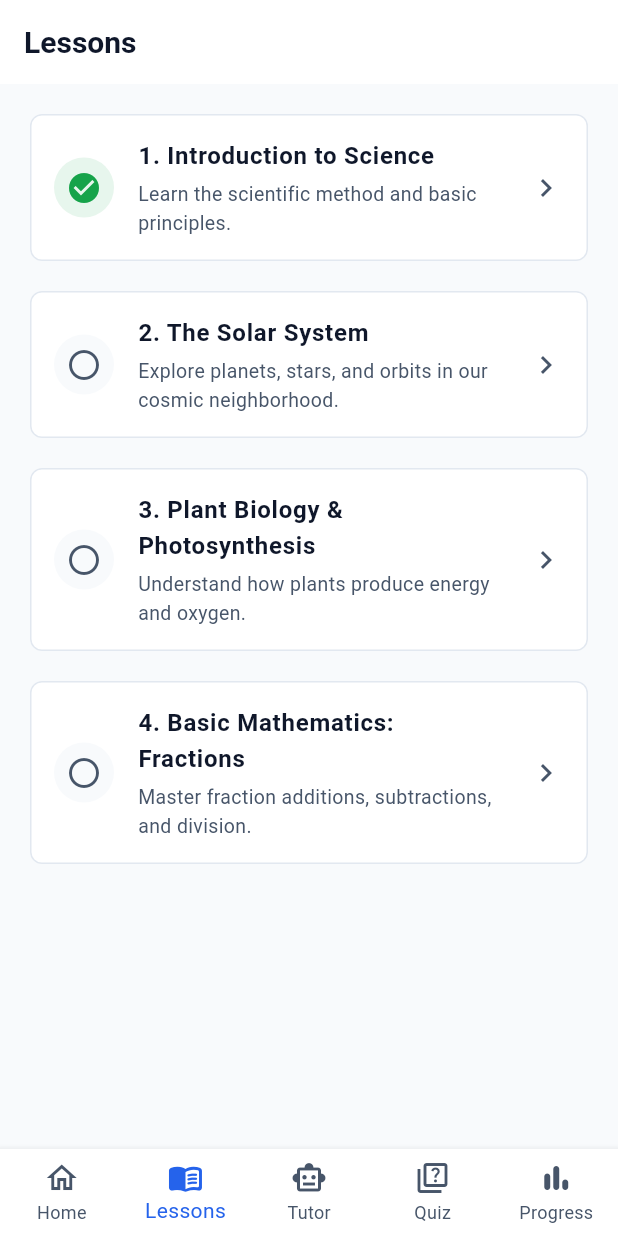
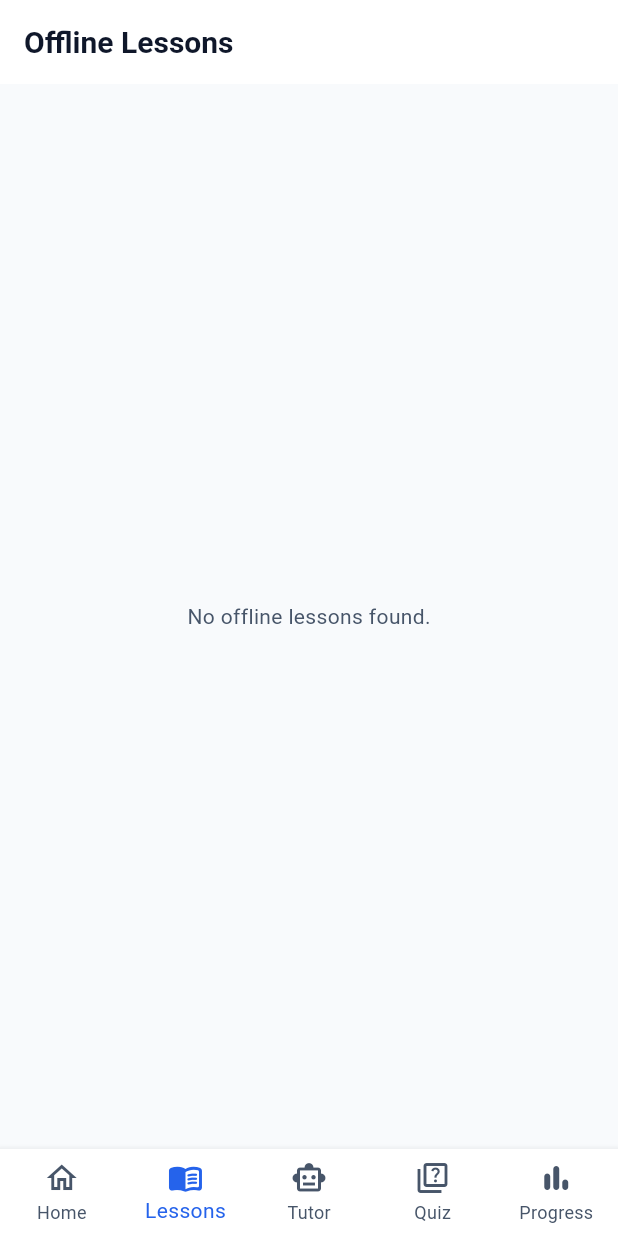
Before and after one commit to prannav-r/Nabu, a Flutter app: the screen it shows after launch, after a tap on "Open Lessons", on a phone screen of 412 x 824 dp. Run offline on Flutter 3.47's test engine with Material 3 defaults, Android fonts, the phone set to English and light mode, and no system bars; our stand-ins replace sqflite; accounts and stored records are empty.

Commit message:
feat(lessons): unit 03 - offline lessons browsing, lesson details, completion toggling, and local progress calculation

```diff
--- a/app/lib/features/home/home_screen.dart
+++ b/app/lib/features/home/home_screen.dart
@@ -1,8 +1,10 @@
 import 'package:flutter/material.dart';
 import '../../core/theme.dart';
 import '../../core/widgets/offline_indicator.dart';
+import '../../data/local/models/progress.dart';
+import '../../data/local/repositories/progress_repository.dart';
 
-class HomeScreen extends StatelessWidget {
+class HomeScreen extends StatefulWidget {
   final VoidCallback onNavigateToLessons;
   final VoidCallback onNavigateToTutor;
   final VoidCallback onNavigateToQuiz;
@@ -17,7 +19,44 @@ class HomeScreen extends StatelessWidget {
   });
 
   @override
+  State<HomeScreen> createState() => _HomeScreenState();
+}
+
+class _HomeScreenState extends State<HomeScreen> {
+  final ProgressRepository _progressRepo = ProgressRepository();
+  StudentProgress? _progress;
+  bool _isLoading = true;
+
+  @override
+  void initState() {
+    super.initState();
+    _loadProgress();
+  }
+
+  Future<void> _loadProgress() async {
+    try {
+      final prog = await _progressRepo.recalculateAndSave('student_1');
+      if (mounted) {
+        setState(() {
+          _progress = prog;
+          _isLoading = false;
+        });
+      }
+    } catch (_) {
+      if (mounted) {
+        setState(() {
+          _isLoading = false;
+        });
+      }
+    }
+  }
+
+  @override
   Widget build(BuildContext context) {
+    final completed = _progress?.lessonsCompleted ?? 0;
+    final total = _progress?.totalLessons ?? 4;
+    final progressFraction = total > 0 ? (completed / total).clamp(0.0, 1.0) : 0.0;
+
     return Scaffold(
       appBar: AppBar(
         title: const Text('Offline AI Tutor'),
@@ -25,11 +64,14 @@ class HomeScreen extends StatelessWidget {
           IconButton(
             icon: const Icon(Icons.settings_outlined),
             tooltip: 'Settings',
-            onPressed: onNavigateToSettings,
+            onPressed: widget.onNavigateToSettings,
           ),
         ],
       ),
-      body: SingleChildScrollView(
+      body: RefreshIndicator(
+        onRefresh: _loadProgress,
+        child: SingleChildScrollView(
+          physics: const AlwaysScrollableScrollPhysics(),
           padding: const EdgeInsets.all(16.0),
           child: Column(
             crossAxisAlignment: CrossAxisAlignment.start,
@@ -64,15 +106,15 @@ class HomeScreen extends StatelessWidget {
                         ),
                       ),
                       const SizedBox(height: 8),
-                    const LinearProgressIndicator(
-                      value: 0.25,
+                      LinearProgressIndicator(
+                        value: progressFraction,
                         backgroundColor: AppColors.border,
-                      valueColor: AlwaysStoppedAnimation<Color>(AppColors.primary),
+                        valueColor: const AlwaysStoppedAnimation<Color>(AppColors.primary),
                       ),
                       const SizedBox(height: 8),
-                    const Text(
-                      '1 of 4 lessons completed',
-                      style: TextStyle(
+                      Text(
+                        '$completed of $total lessons completed',
+                        style: const TextStyle(
                           fontSize: 13,
                           color: AppColors.textSecondary,
                         ),
@@ -88,7 +130,7 @@ class HomeScreen extends StatelessWidget {
                 subtitle: 'Resume your current lesson offline',
                 icon: Icons.menu_book_rounded,
                 buttonText: 'Open Lessons',
-              onPressed: onNavigateToLessons,
+                onPressed: widget.onNavigateToLessons,
               ),
               const SizedBox(height: 12),
               _buildActionCard(
@@ -97,7 +139,7 @@ class HomeScreen extends StatelessWidget {
                 subtitle: 'Get help from your offline AI tutor',
                 icon: Icons.smart_toy_outlined,
                 buttonText: 'Start Asking',
-              onPressed: onNavigateToTutor,
+                onPressed: widget.onNavigateToTutor,
               ),
               const SizedBox(height: 12),
               _buildActionCard(
@@ -106,9 +148,10 @@ class HomeScreen extends StatelessWidget {
                 subtitle: 'Test your knowledge offline',
                 icon: Icons.quiz_outlined,
                 buttonText: 'Start Quiz',
-              onPressed: onNavigateToQuiz,
+                onPressed: widget.onNavigateToQuiz,
               ),
             ],
+          ),
         ),
       ),
     );
--- a/app/lib/features/lessons/lessons_screen.dart
+++ b/app/lib/features/lessons/lessons_screen.dart
@@ -1,74 +1,112 @@
 import 'package:flutter/material.dart';
 import '../../core/theme.dart';
+import '../../data/local/models/lesson.dart';
+import '../../data/local/repositories/lesson_repository.dart';
+import 'lesson_detail_screen.dart';
 
-class LessonsScreen extends StatelessWidget {
-  const LessonsScreen({super.key});
+class LessonsScreen extends StatefulWidget {
+  final VoidCallback? onLessonUpdated;
+
+  const LessonsScreen({super.key, this.onLessonUpdated});
+
+  @override
+  State<LessonsScreen> createState() => _LessonsScreenState();
+}
+
+class _LessonsScreenState extends State<LessonsScreen> {
+  final LessonRepository _lessonRepo = LessonRepository();
+  List<Lesson> _lessons = [];
+  bool _isLoading = true;
+
+  @override
+  void initState() {
+    super.initState();
+    _loadLessons();
+  }
+
+  Future<void> _loadLessons() async {
+    setState(() {
+      _isLoading = true;
+    });
+    try {
+      final lessons = await _lessonRepo.getAllLessons();
+      setState(() {
+        _lessons = lessons;
+      });
+    } catch (_) {
+      // Offline fallback
+    } finally {
+      if (mounted) {
+        setState(() {
+          _isLoading = false;
+        });
+      }
+    }
+  }
+
+  void _openLesson(Lesson lesson) {
+    Navigator.of(context).push(
+      MaterialPageRoute(
+        builder: (context) => LessonDetailScreen(
+          lesson: lesson,
+          onLessonUpdated: () {
+            _loadLessons();
+            widget.onLessonUpdated?.call();
+          },
+        ),
+      ),
+    );
+  }
 
   @override
   Widget build(BuildContext context) {
     return Scaffold(
       appBar: AppBar(
-        title: const Text('Lessons'),
+        title: const Text('Offline Lessons'),
       ),
-      body: ListView(
-        padding: const EdgeInsets.all(16.0),
-        children: [
-          _buildLessonItem(
-            title: '1. Introduction to Science',
-            description: 'Learn the scientific method and basic principles.',
-            isCompleted: true,
-            onTap: () {},
-          ),
-          const SizedBox(height: 12),
-          _buildLessonItem(
-            title: '2. The Solar System',
-            description: 'Explore planets, stars, and orbits in our cosmic neighborhood.',
-            isCompleted: false,
-            onTap: () {},
-          ),
-          const SizedBox(height: 12),
-          _buildLessonItem(
-            title: '3. Plant Biology & Photosynthesis',
-            description: 'Understand how plants produce energy and oxygen.',
-            isCompleted: false,
-            onTap: () {},
-          ),
-          const SizedBox(height: 12),
-          _buildLessonItem(
-            title: '4. Basic Mathematics: Fractions',
-            description: 'Master fraction additions, subtractions, and division.',
-            isCompleted: false,
-            onTap: () {},
-          ),
-        ],
-      ),
+      body: _isLoading
+          ? const Center(child: CircularProgressIndicator())
+          : _lessons.isEmpty
+              ? const Center(
+                  child: Text(
+                    'No offline lessons found.',
+                    style: TextStyle(color: AppColors.textSecondary),
+                  ),
+                )
+              : RefreshIndicator(
+                  onRefresh: _loadLessons,
+                  child: ListView.separated(
+                    padding: const EdgeInsets.all(16.0),
+                    itemCount: _lessons.length,
+                    separatorBuilder: (_, __) => const SizedBox(height: 12),
+                    itemBuilder: (context, index) {
+                      final lesson = _lessons[index];
+                      return _buildLessonItem(lesson);
+                    },
+                  ),
+                ),
     );
   }
 
-  Widget _buildLessonItem({
-    required String title,
-    required String description,
-    required bool isCompleted,
-    required VoidCallback onTap,
-  }) {
+  Widget _buildLessonItem(Lesson lesson) {
     return Card(
       child: ListTile(
         contentPadding: const EdgeInsets.symmetric(horizontal: 16, vertical: 8),
         leading: Container(
           padding: const EdgeInsets.all(8),
           decoration: BoxDecoration(
-            color: isCompleted
-                ? AppColors.success.withOpacity(0.1)
+            color: lesson.isCompleted
+                ? AppColors.success.withOpacity(0.12)
                 : AppColors.background,
             shape: BoxShape.circle,
           ),
           child: Icon(
-            isCompleted ? Icons.check_circle : Icons.circle_outlined,
-            color: isCompleted ? AppColors.success : AppColors.textSecondary,
+            lesson.isCompleted ? Icons.check_circle : Icons.circle_outlined,
+            color: lesson.isCompleted ? AppColors.success : AppColors.textSecondary,
           ),
         ),
         title: Text(
-          title,
+          lesson.title,
           style: const TextStyle(
             fontSize: 16,
             fontWeight: FontWeight.w600,
@@ -78,7 +116,7 @@ class LessonsScreen extends StatelessWidget {
         subtitle: Padding(
           padding: const EdgeInsets.only(top: 4.0),
           child: Text(
-            description,
+            lesson.description,
             style: const TextStyle(
               fontSize: 13,
               color: AppColors.textSecondary,
@@ -89,7 +127,7 @@ class LessonsScreen extends StatelessWidget {
           Icons.chevron_right,
           color: AppColors.textSecondary,
         ),
-        onTap: onTap,
+        onTap: () => _openLesson(lesson),
       ),
     );
   }
--- a/app/lib/features/progress/progress_screen.dart
+++ b/app/lib/features/progress/progress_screen.dart
@@ -1,12 +1,61 @@
 import 'package:flutter/material.dart';
 import '../../core/theme.dart';
 import '../../core/widgets/offline_indicator.dart';
+import '../../data/local/models/progress.dart';
+import '../../data/local/models/quiz.dart';
+import '../../data/local/repositories/progress_repository.dart';
+import '../../data/local/repositories/quiz_repository.dart';
 
-class ProgressScreen extends StatelessWidget {
+class ProgressScreen extends StatefulWidget {
   const ProgressScreen({super.key});
 
   @override
+  State<ProgressScreen> createState() => _ProgressScreenState();
+}
+
+class _ProgressScreenState extends State<ProgressScreen> {
+  final ProgressRepository _progressRepo = ProgressRepository();
+  final QuizRepository _quizRepo = QuizRepository();
+
+  StudentProgress? _progress;
+  List<QuizAttempt> _attempts = [];
+  bool _isLoading = true;
+
+  @override
+  void initState() {
+    super.initState();
+    _loadProgress();
+  }
+
+  Future<void> _loadProgress() async {
+    setState(() {
+      _isLoading = true;
+    });
+
+    try {
+      final prog = await _progressRepo.recalculateAndSave('student_1');
+      final atts = await _quizRepo.getAttemptsForStudent('student_1');
+
+      setState(() {
+        _progress = prog;
+        _attempts = atts;
+      });
+    } catch (_) {
+      // Fallback offline
+    } finally {
+      if (mounted) {
+        setState(() {
+          _isLoading = false;
+        });
+      }
+    }
+  }
+
+  @override
   Widget build(BuildContext context) {
+    final hasPendingSync = _attempts.any((a) => a.syncStatus == 'pending') ||
+        (_progress?.syncStatus == 'pending');
+
     return Scaffold(
       appBar: AppBar(
         title: const Text('My Progress'),
@@ -19,7 +68,11 @@ class ProgressScreen extends StatelessWidget {
           ),
         ],
       ),
-      body: ListView(
+      body: _isLoading
+          ? const Center(child: CircularProgressIndicator())
+          : RefreshIndicator(
+              onRefresh: _loadProgress,
+              child: ListView(
                 padding: const EdgeInsets.all(16.0),
                 children: [
                   _buildSummaryCard(),
@@ -33,27 +86,34 @@ class ProgressScreen extends StatelessWidget {
                     ),
                   ),
                   const SizedBox(height: 8),
-          _buildScoreItem(
-            quizTitle: 'Plant Biology Quiz',
-            score: '4 / 5 (80%)',
-            date: 'Today',
-            isSynced: false,
+                  if (_attempts.isEmpty)
+                    Card(
+                      child: Padding(
+                        padding: const EdgeInsets.all(16.0),
+                        child: Text(
+                          'No quiz attempts yet. Complete a quiz to track your scores offline!',
+                          style: TextStyle(
+                            fontSize: 14,
+                            color: AppColors.textSecondary,
                           ),
-          const SizedBox(height: 8),
-          _buildScoreItem(
-            quizTitle: 'Introduction to Science Quiz',
-            score: '5 / 5 (100%)',
-            date: 'Yesterday',
-            isSynced: true,
                         ),
+                      ),
+                    )
+                  else
+                    ..._attempts.map((a) => _buildScoreItem(a)),
                   const SizedBox(height: 16),
-          _buildSyncStatusCard(),
+                  _buildSyncStatusCard(hasPendingSync),
                 ],
+              ),
             ),
     );
   }
 
   Widget _buildSummaryCard() {
+    final completed = _progress?.lessonsCompleted ?? 0;
+    final total = _progress?.totalLessons ?? 4;
+    final avgScore = _progress?.averageScore ?? 0.0;
+
     return Card(
       child: Padding(
         padding: const EdgeInsets.all(16.0),
@@ -74,7 +134,7 @@ class ProgressScreen extends StatelessWidget {
                 Expanded(
                   child: _buildMetricTile(
                     title: 'Lessons Completed',
-                    value: '1 / 4',
+                    value: '$completed / $total',
                     icon: Icons.check_circle_outline,
                   ),
                 ),
@@ -82,7 +142,7 @@ class ProgressScreen extends StatelessWidget {
                 Expanded(
                   child: _buildMetricTile(
                     title: 'Average Score',
-                    value: '90%',
+                    value: '${avgScore.toStringAsFixed(0)}%',
                     icon: Icons.star_outline,
                   ),
                 ),
@@ -132,16 +192,15 @@ class ProgressScreen extends StatelessWidget {
     );
   }
 
-  Widget _buildScoreItem({
-    required String quizTitle,
-    required String score,
-    required String date,
-    required bool isSynced,
-  }) {
+  Widget _buildScoreItem(QuizAttempt attempt) {
+    final isSynced = attempt.syncStatus == 'synced';
+    final percentage = (attempt.score / (attempt.totalQuestions > 0 ? attempt.totalQuestions : 1)) * 100;
+
     return Card(
+      margin: const EdgeInsets.only(bottom: 8.0),
       child: ListTile(
         title: Text(
-          quizTitle,
+          'Quiz: ${attempt.lessonId.replaceAll("_", " ").toUpperCase()}',
           style: const TextStyle(
             fontSize: 15,
             fontWeight: FontWeight.w600,
@@ -149,16 +208,16 @@ class ProgressScreen extends StatelessWidget {
           ),
         ),
         subtitle: Text(
-          '$date • ${isSynced ? "Synced" : "Stored locally (pending sync)"}',
+          isSynced ? "Synced with server" : "Stored locally (pending sync)",
           style: TextStyle(
             fontSize: 12,
             color: isSynced ? AppColors.textSecondary : AppColors.warning,
           ),
         ),
         trailing: Text(
-          score,
+          '${attempt.score}/${attempt.totalQuestions} (${percentage.toStringAsFixed(0)}%)',
           style: const TextStyle(
-            fontSize: 16,
+            fontSize: 15,
             fontWeight: FontWeight.bold,
             color: AppColors.primary,
           ),
@@ -167,19 +226,22 @@ class ProgressScreen extends StatelessWidget {
     );
   }
 
-  Widget _buildSyncStatusCard() {
+  Widget _buildSyncStatusCard(bool hasPendingSync) {
     return Card(
       child: Padding(
         padding: const EdgeInsets.all(16.0),
         child: Row(
           children: [
-            const Icon(Icons.sync, color: AppColors.textSecondary),
+            Icon(
+              hasPendingSync ? Icons.sync_problem : Icons.sync,
+              color: hasPendingSync ? AppColors.warning : AppColors.textSecondary,
+            ),
             const SizedBox(width: 12),
-            const Expanded(
+            Expanded(
               child: Column(
                 crossAxisAlignment: CrossAxisAlignment.start,
                 children: [
-                  Text(
+                  const Text(
                     'Synchronization State',
                     style: TextStyle(
                       fontSize: 14,
@@ -187,10 +249,12 @@ class ProgressScreen extends StatelessWidget {
                       color: AppColors.textPrimary,
                     ),
                   ),
-                  SizedBox(height: 2),
+                  const SizedBox(height: 2),
                   Text(
-                    '1 attempt pending sync. Will automatically sync when online.',
-                    style: TextStyle(
+                    hasPendingSync
+                        ? 'Pending records stored locally. Will synchronize automatically when connectivity is restored.'
+                        : 'All local progress is synchronized.',
+                    style: const TextStyle(
                       fontSize: 12,
                       color: AppColors.textSecondary,
                     ),
```
Also changed, not shown: app/lib/features/lessons/lesson_detail_screen.dart (added, +187 -0 lines), 2 other files. Lines whose indentation alone changed are shown as unchanged.
